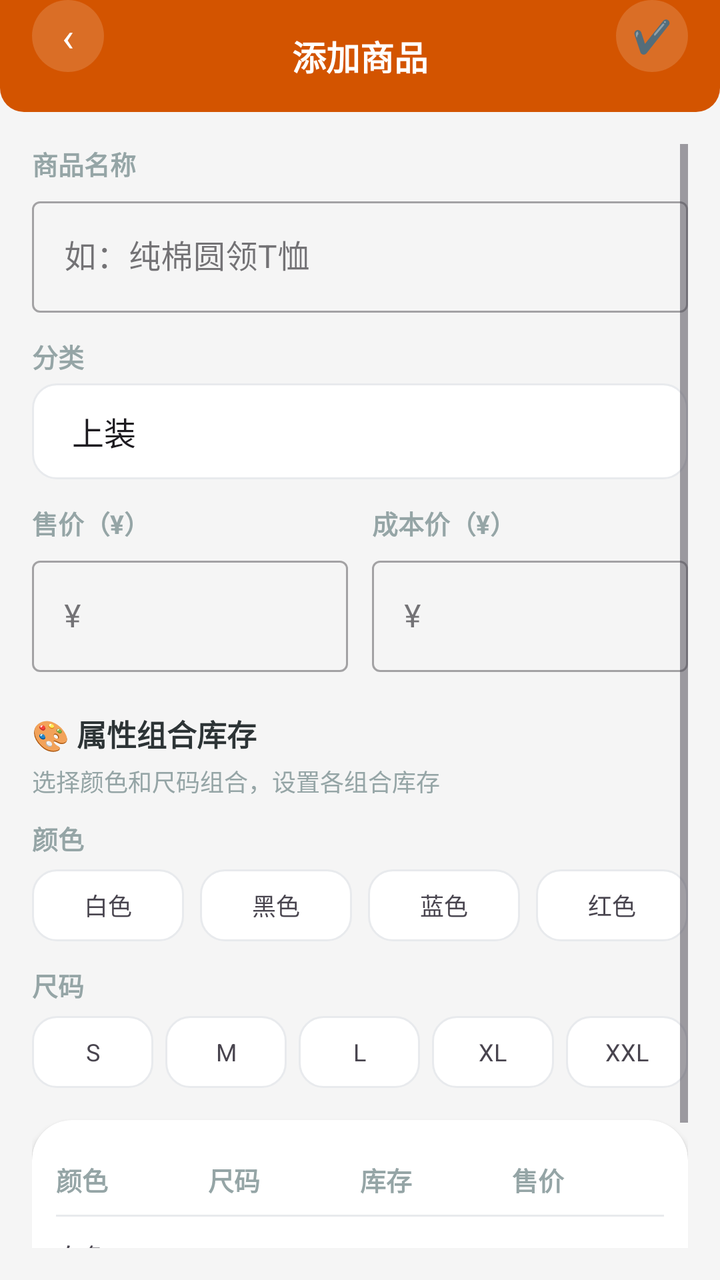
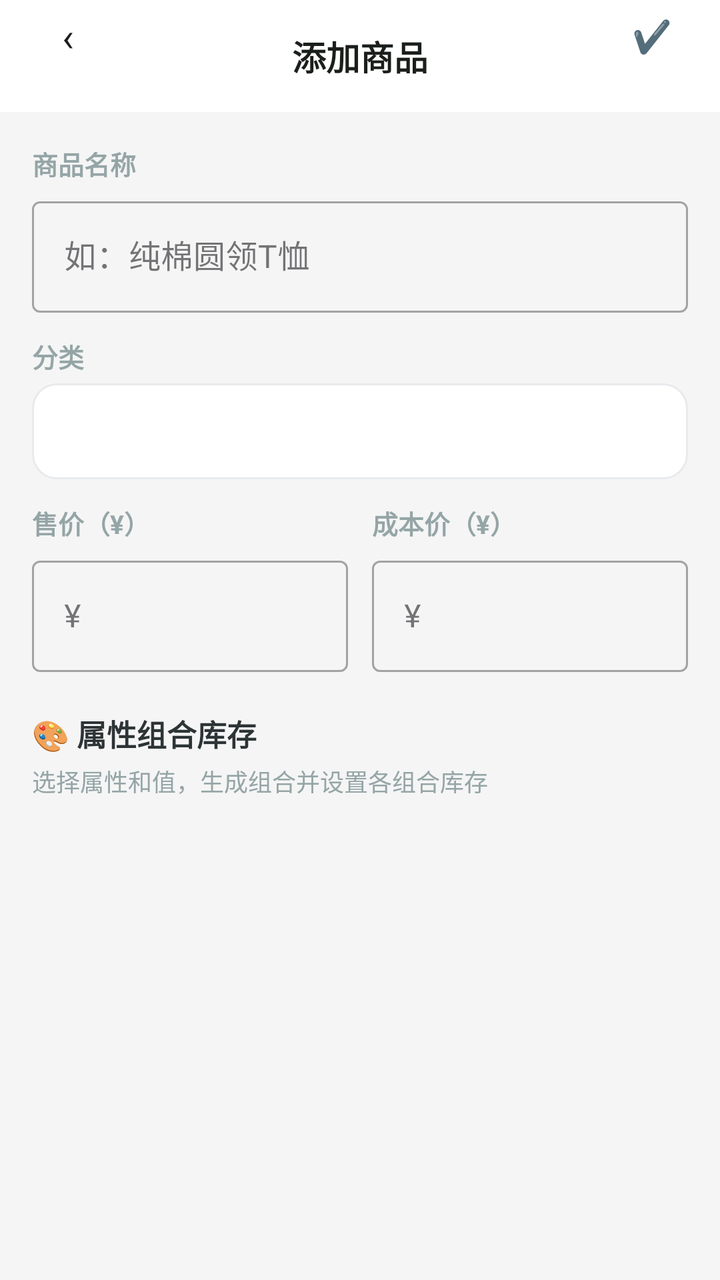

An Android layout rendered at two revisions. The XML below is the earlier revision; the diff shows what the commit changed to produce the second picture.
<!-- AndroidManifest.xml: application theme Theme.ClothingSI -->
<!-- res/layout/activity_product_add.xml -->
<?xml version="1.0" encoding="utf-8"?>
<FrameLayout xmlns:android="http://schemas.android.com/apk/res/android"
    xmlns:app="http://schemas.android.com/apk/res-auto"
    android:layout_width="match_parent" android:layout_height="match_parent"
    android:background="#F5F5F5">

    <LinearLayout android:layout_width="match_parent" android:layout_height="match_parent"
        android:orientation="vertical">
        <RelativeLayout android:layout_width="match_parent" android:layout_height="56dp"
            android:background="@drawable/header_bar_bg" android:paddingHorizontal="16dp">
            <TextView android:id="@+id/btn_back" android:layout_width="36dp" android:layout_height="36dp"
                android:text="‹" android:textSize="20dp" android:textColor="#FFFFFF"
                android:gravity="center" android:background="@drawable/circle_bg" />
            <TextView android:layout_width="wrap_content" android:layout_height="wrap_content"
                android:text="添加商品" android:textSize="17dp" android:textStyle="bold"
                android:textColor="#FFFFFF" android:layout_centerInParent="true" />
            <TextView android:id="@+id/btn_save_top" android:layout_width="36dp" android:layout_height="36dp"
                android:text="✔️" android:textSize="16dp" android:textColor="#FFFFFF"
                android:gravity="center" android:background="@drawable/circle_bg"
                android:layout_alignParentEnd="true" android:clickable="true" android:focusable="true" />
        </RelativeLayout>

        <ScrollView android:layout_width="match_parent" android:layout_height="match_parent"
            android:padding="16dp">
            <LinearLayout android:layout_width="match_parent" android:layout_height="wrap_content"
                android:orientation="vertical">

                
                <TextView android:layout_width="wrap_content" android:layout_height="wrap_content"
                    android:text="商品名称" android:textSize="13dp" android:textStyle="bold"
                    android:textColor="#95A5A6" android:layout_marginBottom="4dp" />
                <com.google.android.material.textfield.TextInputLayout
                    android:layout_width="match_parent" android:layout_height="wrap_content"
                    style="@style/Widget.MaterialComponents.TextInputLayout.OutlinedBox"
                    android:hint="如：纯棉圆领T恤" android:layout_marginBottom="12dp">
                    <com.google.android.material.textfield.TextInputEditText android:id="@+id/et_product_name"
                        android:layout_width="match_parent" android:layout_height="wrap_content" />
                </com.google.android.material.textfield.TextInputLayout>

                
                <TextView android:layout_width="wrap_content" android:layout_height="wrap_content"
                    android:text="分类" android:textSize="13dp" android:textStyle="bold"
                    android:textColor="#95A5A6" android:layout_marginBottom="4dp" />
                <LinearLayout android:layout_width="match_parent" android:layout_height="wrap_content"
                    android:orientation="horizontal">
                    <androidx.appcompat.widget.AppCompatSpinner
                        android:id="@+id/spinner_category"
                        android:layout_width="match_parent" android:layout_height="48dp"
                        android:background="@drawable/segment_bg"
                        android:paddingHorizontal="12dp"
                        android:entries="@array/category_default" />
                </LinearLayout>

                
                <LinearLayout android:layout_width="match_parent" android:layout_height="wrap_content"
                    android:orientation="horizontal" android:weightSum="2"
                    android:layout_marginTop="12dp" android:layout_marginBottom="12dp">
                    <LinearLayout android:layout_width="0dp" android:layout_height="wrap_content"
                        android:layout_weight="1" android:orientation="vertical"
                        android:layout_marginEnd="6dp">
                        <TextView android:layout_width="wrap_content" android:layout_height="wrap_content"
                            android:text="售价（¥）" android:textSize="13dp" android:textStyle="bold"
                            android:textColor="#95A5A6" android:layout_marginBottom="4dp" />
                        <com.google.android.material.textfield.TextInputLayout
                            android:layout_width="match_parent" android:layout_height="wrap_content"
                            style="@style/Widget.MaterialComponents.TextInputLayout.OutlinedBox">
                            <com.google.android.material.textfield.TextInputEditText android:id="@+id/et_selling_price"
                                android:layout_width="match_parent" android:layout_height="wrap_content"
                                android:hint="¥" android:inputType="numberDecimal" />
                        </com.google.android.material.textfield.TextInputLayout>
                    </LinearLayout>
                    <LinearLayout android:layout_width="0dp" android:layout_height="wrap_content"
                        android:layout_weight="1" android:orientation="vertical"
                        android:layout_marginStart="6dp">
                        <TextView android:layout_width="wrap_content" android:layout_height="wrap_content"
                            android:text="成本价（¥）" android:textSize="13dp" android:textStyle="bold"
                            android:textColor="#95A5A6" android:layout_marginBottom="4dp" />
                        <com.google.android.material.textfield.TextInputLayout
                            android:layout_width="match_parent" android:layout_height="wrap_content"
                            style="@style/Widget.MaterialComponents.TextInputLayout.OutlinedBox">
                            <com.google.android.material.textfield.TextInputEditText android:id="@+id/et_purchase_price"
                                android:layout_width="match_parent" android:layout_height="wrap_content"
                                android:hint="¥" android:inputType="numberDecimal" />
                        </com.google.android.material.textfield.TextInputLayout>
                    </LinearLayout>
                </LinearLayout>

                
                <TextView android:layout_width="wrap_content" android:layout_height="wrap_content"
                    android:text="🎨 属性组合库存" android:textSize="15dp" android:textStyle="bold"
                    android:textColor="#2D3436" android:layout_marginTop="8dp" android:layout_marginBottom="4dp" />
                <TextView android:layout_width="match_parent" android:layout_height="wrap_content"
                    android:text="选择颜色和尺码组合，设置各组合库存" android:textSize="12dp" android:textColor="#95A5A6" android:layout_marginBottom="10dp" />

                
                <TextView android:layout_width="wrap_content" android:layout_height="wrap_content"
                    android:text="颜色" android:textSize="13dp" android:textStyle="bold"
                    android:textColor="#95A5A6" android:layout_marginBottom="6dp" />
                <LinearLayout android:id="@+id/layout_color_chips"
                    android:layout_width="match_parent" android:layout_height="wrap_content"
                    android:orientation="horizontal" android:weightSum="4"
                    android:layout_marginBottom="12dp">
                    <TextView android:layout_width="0dp" android:layout_height="36dp"
                        android:layout_weight="1" android:gravity="center" android:text="白色"
                        android:textSize="12dp" android:layout_marginEnd="4dp"
                        android:background="@drawable/segment_bg" />
                    <TextView android:layout_width="0dp" android:layout_height="36dp"
                        android:layout_weight="1" android:gravity="center" android:text="黑色"
                        android:textSize="12dp" android:layout_marginHorizontal="4dp"
                        android:background="@drawable/segment_bg" />
                    <TextView android:layout_width="0dp" android:layout_height="36dp"
                        android:layout_weight="1" android:gravity="center" android:text="蓝色"
                        android:textSize="12dp" android:layout_marginHorizontal="4dp"
                        android:background="@drawable/segment_bg" />
                    <TextView android:layout_width="0dp" android:layout_height="36dp"
                        android:layout_weight="1" android:gravity="center" android:text="红色"
                        android:textSize="12dp" android:layout_marginStart="4dp"
                        android:background="@drawable/segment_bg" />
                </LinearLayout>

                
                <TextView android:layout_width="wrap_content" android:layout_height="wrap_content"
                    android:text="尺码" android:textSize="13dp" android:textStyle="bold"
                    android:textColor="#95A5A6" android:layout_marginBottom="6dp" />
                <LinearLayout android:id="@+id/layout_size_chips"
                    android:layout_width="match_parent" android:layout_height="wrap_content"
                    android:orientation="horizontal" android:weightSum="5"
                    android:layout_marginBottom="16dp">
                    <TextView android:layout_width="0dp" android:layout_height="36dp"
                        android:layout_weight="1" android:gravity="center" android:text="S"
                        android:textSize="12dp" android:layout_marginEnd="3dp"
                        android:background="@drawable/segment_bg" />
                    <TextView android:layout_width="0dp" android:layout_height="36dp"
                        android:layout_weight="1" android:gravity="center" android:text="M"
                        android:textSize="12dp" android:layout_marginHorizontal="3dp"
                        android:background="@drawable/segment_bg" />
                    <TextView android:layout_width="0dp" android:layout_height="36dp"
                        android:layout_weight="1" android:gravity="center" android:text="L"
                        android:textSize="12dp" android:layout_marginHorizontal="3dp"
                        android:background="@drawable/segment_bg" />
                    <TextView android:layout_width="0dp" android:layout_height="36dp"
                        android:layout_weight="1" android:gravity="center" android:text="XL"
                        android:textSize="12dp" android:layout_marginHorizontal="3dp"
                        android:background="@drawable/segment_bg" />
                    <TextView android:layout_width="0dp" android:layout_height="36dp"
                        android:layout_weight="1" android:gravity="center" android:text="XXL"
                        android:textSize="12dp" android:layout_marginStart="3dp"
                        android:background="@drawable/segment_bg" />
                </LinearLayout>

                
                <androidx.cardview.widget.CardView android:layout_width="match_parent"
                    android:layout_height="wrap_content" app:cardCornerRadius="20dp"
                    app:cardElevation="2dp" android:layout_marginBottom="16dp">
                    <LinearLayout android:layout_width="match_parent" android:layout_height="wrap_content"
                        android:orientation="vertical" android:padding="12dp">
                        <TableLayout android:layout_width="match_parent" android:layout_height="wrap_content"
                            android:stretchColumns="*">
                            <TableRow android:paddingVertical="8dp">
                                <TextView android:text="颜色" android:textStyle="bold" android:textSize="13dp" android:textColor="#95A5A6" />
                                <TextView android:text="尺码" android:textStyle="bold" android:textSize="13dp" android:textColor="#95A5A6" />
                                <TextView android:text="库存" android:textStyle="bold" android:textSize="13dp" android:textColor="#95A5A6" />
                                <TextView android:text="售价" android:textStyle="bold" android:textSize="13dp" android:textColor="#95A5A6" />
                            </TableRow>
                            <View android:layout_width="match_parent" android:layout_height="1dp" android:background="#E8EAED" />
                            <TableRow android:paddingVertical="10dp">
                                <TextView android:text="白色" android:textSize="13dp" />
                                <TextView android:text="M" android:textSize="13dp" />
                                <TextView android:text="23" android:textSize="13dp" />
                                <TextView android:text="¥65" android:textSize="13dp" />
                            </TableRow>
                            <TableRow android:paddingVertical="10dp">
                                <TextView android:text="黑色" android:textSize="13dp" />
                                <TextView android:text="M" android:textSize="13dp" />
                                <TextView android:text="15" android:textSize="13dp" />
                                <TextView android:text="¥65" android:textSize="13dp" />
                            </TableRow>
                        </TableLayout>
                    </LinearLayout>
                </androidx.cardview.widget.CardView>

            </LinearLayout>
        </ScrollView>
    </LinearLayout>

</FrameLayout>
<!-- resources referenced by this layout -->
<resources>
  <string-array name="category_default">
          <item>上装</item>
          <item>下装</item>
          <item>上衣</item>
          <item>外套</item>
          <item>配饰</item>
      </string-array>
  <!-- drawable circle_bg (drawable) -->
  <?xml version="1.0" encoding="utf-8"?>
  <shape xmlns:android="http://schemas.android.com/apk/res/android" android:shape="oval">
      <solid android:color="#26FFFFFF" />
  </shape>
  <!-- drawable header_bar_bg (drawable) -->
  <?xml version="1.0" encoding="utf-8"?>
  <shape xmlns:android="http://schemas.android.com/apk/res/android" android:shape="rectangle">
      <solid android:color="#D35400" />
      <corners android:bottomLeftRadius="12dp" android:bottomRightRadius="12dp" />
  </shape>
  <!-- drawable segment_bg (drawable) -->
  <?xml version="1.0" encoding="utf-8"?>
  <shape xmlns:android="http://schemas.android.com/apk/res/android" android:shape="rectangle">
      <solid android:color="#FFFFFF" />
      <corners android:radius="12dp" />
      <stroke android:width="1dp" android:color="#E8EAED" />
  </shape>
  <style name="Theme.ClothingSI" parent="Theme.Material3.Light.NoActionBar">
          <item name="colorPrimary">@color/primary</item>
          <item name="colorPrimaryDark">@color/primary_dark</item>
          <item name="colorAccent">@color/accent</item>
          <item name="android:statusBarColor">@color/primary_dark</item>
          <item name="android:navigationBarColor">@color/white</item>
      </style>
  <color name="primary">#E85D3A</color>
  <color name="primary_dark">#D35400</color>
  <color name="accent">#F4A460</color>
  <color name="white">#FFFFFF</color>
</resources>

<!-- the commit's change to res/layout/activity_product_add.xml (unified diff, before → after) -->
@@ -9,18 +9,18 @@
         <RelativeLayout android:layout_width="match_parent" android:layout_height="56dp"
             android:background="@drawable/header_bar_bg" android:paddingHorizontal="16dp">
             <TextView android:id="@+id/btn_back" android:layout_width="36dp" android:layout_height="36dp"
-                android:text="‹" android:textSize="20dp" android:textColor="#FFFFFF"
+                android:text="‹" android:textSize="20dp" android:textColor="@color/text_primary"
                 android:gravity="center" android:background="@drawable/circle_bg" />
             <TextView android:layout_width="wrap_content" android:layout_height="wrap_content"
                 android:text="添加商品" android:textSize="17dp" android:textStyle="bold"
-                android:textColor="#FFFFFF" android:layout_centerInParent="true" />
+                android:textColor="@color/text_primary" android:layout_centerInParent="true" />
             <TextView android:id="@+id/btn_save_top" android:layout_width="36dp" android:layout_height="36dp"
-                android:text="✔️" android:textSize="16dp" android:textColor="#FFFFFF"
+                android:text="✔️" android:textSize="16dp" android:textColor="@color/text_primary"
                 android:gravity="center" android:background="@drawable/circle_bg"
                 android:layout_alignParentEnd="true" android:clickable="true" android:focusable="true" />
         </RelativeLayout>
 
-        <ScrollView android:layout_width="match_parent" android:layout_height="match_parent"
+        <ScrollView android:id="@+id/scrollView" android:layout_width="match_parent" android:layout_height="match_parent"
             android:padding="16dp">
             <LinearLayout android:layout_width="match_parent" android:layout_height="wrap_content"
                 android:orientation="vertical">
@@ -47,8 +47,7 @@
                         android:id="@+id/spinner_category"
                         android:layout_width="match_parent" android:layout_height="48dp"
                         android:background="@drawable/segment_bg"
-                        android:paddingHorizontal="12dp"
-                        android:entries="@array/category_default" />
+                        android:paddingHorizontal="12dp" />
                 </LinearLayout>
 
                 
@@ -90,93 +89,21 @@
                     android:text="🎨 属性组合库存" android:textSize="15dp" android:textStyle="bold"
                     android:textColor="#2D3436" android:layout_marginTop="8dp" android:layout_marginBottom="4dp" />
                 <TextView android:layout_width="match_parent" android:layout_height="wrap_content"
-                    android:text="选择颜色和尺码组合，设置各组合库存" android:textSize="12dp" android:textColor="#95A5A6" android:layout_marginBottom="10dp" />
+                    android:text="选择属性和值，生成组合并设置各组合库存" android:textSize="12dp" android:textColor="#95A5A6" android:layout_marginBottom="10dp" />
 
                 
-                <TextView android:layout_width="wrap_content" android:layout_height="wrap_content"
-                    android:text="颜色" android:textSize="13dp" android:textStyle="bold"
-                    android:textColor="#95A5A6" android:layout_marginBottom="6dp" />
-                <LinearLayout android:id="@+id/layout_color_chips"
+                <LinearLayout android:id="@+id/layout_attr_groups"
                     android:layout_width="match_parent" android:layout_height="wrap_content"
-                    android:orientation="horizontal" android:weightSum="4"
-                    android:layout_marginBottom="12dp">
-                    <TextView android:layout_width="0dp" android:layout_height="36dp"
-                        android:layout_weight="1" android:gravity="center" android:text="白色"
-                        android:textSize="12dp" android:layout_marginEnd="4dp"
-                        android:background="@drawable/segment_bg" />
-                    <TextView android:layout_width="0dp" android:layout_height="36dp"
-                        android:layout_weight="1" android:gravity="center" android:text="黑色"
-                        android:textSize="12dp" android:layout_marginHorizontal="4dp"
-                        android:background="@drawable/segment_bg" />
-                    <TextView android:layout_width="0dp" android:layout_height="36dp"
-                        android:layout_weight="1" android:gravity="center" android:text="蓝色"
-                        android:textSize="12dp" android:layout_marginHorizontal="4dp"
-                        android:background="@drawable/segment_bg" />
-                    <TextView android:layout_width="0dp" android:layout_height="36dp"
-                        android:layout_weight="1" android:gravity="center" android:text="红色"
-                        android:textSize="12dp" android:layout_marginStart="4dp"
-                        android:background="@drawable/segment_bg" />
-                </LinearLayout>
+                    android:orientation="vertical" />
 
                 
-                <TextView android:layout_width="wrap_content" android:layout_height="wrap_content"
-                    android:text="尺码" android:textSize="13dp" android:textStyle="bold"
-                    android:textColor="#95A5A6" android:layout_marginBottom="6dp" />
-                <LinearLayout android:id="@+id/layout_size_chips"
+                <androidx.cardview.widget.CardView android:id="@+id/card_combinations"
                     android:layout_width="match_parent" android:layout_height="wrap_content"
-                    android:orientation="horizontal" android:weightSum="5"
-                    android:layout_marginBottom="16dp">
-                    <TextView android:layout_width="0dp" android:layout_height="36dp"
-                        android:layout_weight="1" android:gravity="center" android:text="S"
-                        android:textSize="12dp" android:layout_marginEnd="3dp"
-                        android:background="@drawable/segment_bg" />
-                    <TextView android:layout_width="0dp" android:layout_height="36dp"
-                        android:layout_weight="1" android:gravity="center" android:text="M"
-                        android:textSize="12dp" android:layout_marginHorizontal="3dp"
-                        android:background="@drawable/segment_bg" />
-                    <TextView android:layout_width="0dp" android:layout_height="36dp"
-                        android:layout_weight="1" android:gravity="center" android:text="L"
-                        android:textSize="12dp" android:layout_marginHorizontal="3dp"
-                        android:background="@drawable/segment_bg" />
-                    <TextView android:layout_width="0dp" android:layout_height="36dp"
-                        android:layout_weight="1" android:gravity="center" android:text="XL"
-                        android:textSize="12dp" android:layout_marginHorizontal="3dp"
-                        android:background="@drawable/segment_bg" />
-                    <TextView android:layout_width="0dp" android:layout_height="36dp"
-                        android:layout_weight="1" android:gravity="center" android:text="XXL"
-                        android:textSize="12dp" android:layout_marginStart="3dp"
-                        android:background="@drawable/segment_bg" />
-                </LinearLayout>
-
-                
-                <androidx.cardview.widget.CardView android:layout_width="match_parent"
-                    android:layout_height="wrap_content" app:cardCornerRadius="20dp"
-                    app:cardElevation="2dp" android:layout_marginBottom="16dp">
-                    <LinearLayout android:layout_width="match_parent" android:layout_height="wrap_content"
-                        android:orientation="vertical" android:padding="12dp">
-                        <TableLayout android:layout_width="match_parent" android:layout_height="wrap_content"
-                            android:stretchColumns="*">
-                            <TableRow android:paddingVertical="8dp">
-                                <TextView android:text="颜色" android:textStyle="bold" android:textSize="13dp" android:textColor="#95A5A6" />
-                                <TextView android:text="尺码" android:textStyle="bold" android:textSize="13dp" android:textColor="#95A5A6" />
-                                <TextView android:text="库存" android:textStyle="bold" android:textSize="13dp" android:textColor="#95A5A6" />
-                                <TextView android:text="售价" android:textStyle="bold" android:textSize="13dp" android:textColor="#95A5A6" />
-                            </TableRow>
-                            <View android:layout_width="match_parent" android:layout_height="1dp" android:background="#E8EAED" />
-                            <TableRow android:paddingVertical="10dp">
-                                <TextView android:text="白色" android:textSize="13dp" />
-                                <TextView android:text="M" android:textSize="13dp" />
-                                <TextView android:text="23" android:textSize="13dp" />
-                                <TextView android:text="¥65" android:textSize="13dp" />
-                            </TableRow>
-                            <TableRow android:paddingVertical="10dp">
-                                <TextView android:text="黑色" android:textSize="13dp" />
-                                <TextView android:text="M" android:textSize="13dp" />
-                                <TextView android:text="15" android:textSize="13dp" />
-                                <TextView android:text="¥65" android:textSize="13dp" />
-                            </TableRow>
-                        </TableLayout>
-                    </LinearLayout>
+                    app:cardCornerRadius="20dp" app:cardElevation="0dp"
+                    android:layout_marginBottom="16dp" android:visibility="gone">
+                    <LinearLayout android:id="@+id/layout_combinations"
+                        android:layout_width="match_parent" android:layout_height="wrap_content"
+                        android:orientation="vertical" android:padding="12dp" />
                 </androidx.cardview.widget.CardView>
 
             </LinearLayout>
<!-- resource entries referenced after the edit -->
@@ -1,12 +1,6 @@
 <!-- resources referenced by this layout -->
 <resources>
-  <string-array name="category_default">
-          <item>上装</item>
-          <item>下装</item>
-          <item>上衣</item>
-          <item>外套</item>
-          <item>配饰</item>
-      </string-array>
+  <color name="text_primary">#1B1F1B</color>
   <!-- drawable circle_bg (drawable) -->
   <?xml version="1.0" encoding="utf-8"?>
   <shape xmlns:android="http://schemas.android.com/apk/res/android" android:shape="oval">
@@ -15,8 +9,7 @@
   <!-- drawable header_bar_bg (drawable) -->
   <?xml version="1.0" encoding="utf-8"?>
   <shape xmlns:android="http://schemas.android.com/apk/res/android" android:shape="rectangle">
-      <solid android:color="#D35400" />
-      <corners android:bottomLeftRadius="12dp" android:bottomRightRadius="12dp" />
+      <solid android:color="#FFFFFF" />
   </shape>
   <!-- drawable segment_bg (drawable) -->
   <?xml version="1.0" encoding="utf-8"?>
@@ -29,12 +22,20 @@
           <item name="colorPrimary">@color/primary</item>
           <item name="colorPrimaryDark">@color/primary_dark</item>
           <item name="colorAccent">@color/accent</item>
-          <item name="android:statusBarColor">@color/primary_dark</item>
+          <item name="android:statusBarColor">@android:color/transparent</item>
           <item name="android:navigationBarColor">@color/white</item>
+          
+          <item name="android:windowLightStatusBar">true</item>
+          
+          <item name="android:fontFamily">sans-serif</item>
+          <item name="android:textViewStyle">@style/TextView.Base</item>
       </style>
-  <color name="primary">#E85D3A</color>
-  <color name="primary_dark">#D35400</color>
-  <color name="accent">#F4A460</color>
+  <color name="primary">#2E7D32</color>
+  <color name="primary_dark">#1B5E20</color>
+  <color name="accent">#66BB6A</color>
   <color name="white">#FFFFFF</color>
+  <style name="TextView.Base" parent="android:Widget.TextView">
+          <item name="android:fontFamily">sans-serif</item>
+      </style>
 </resources>
 
